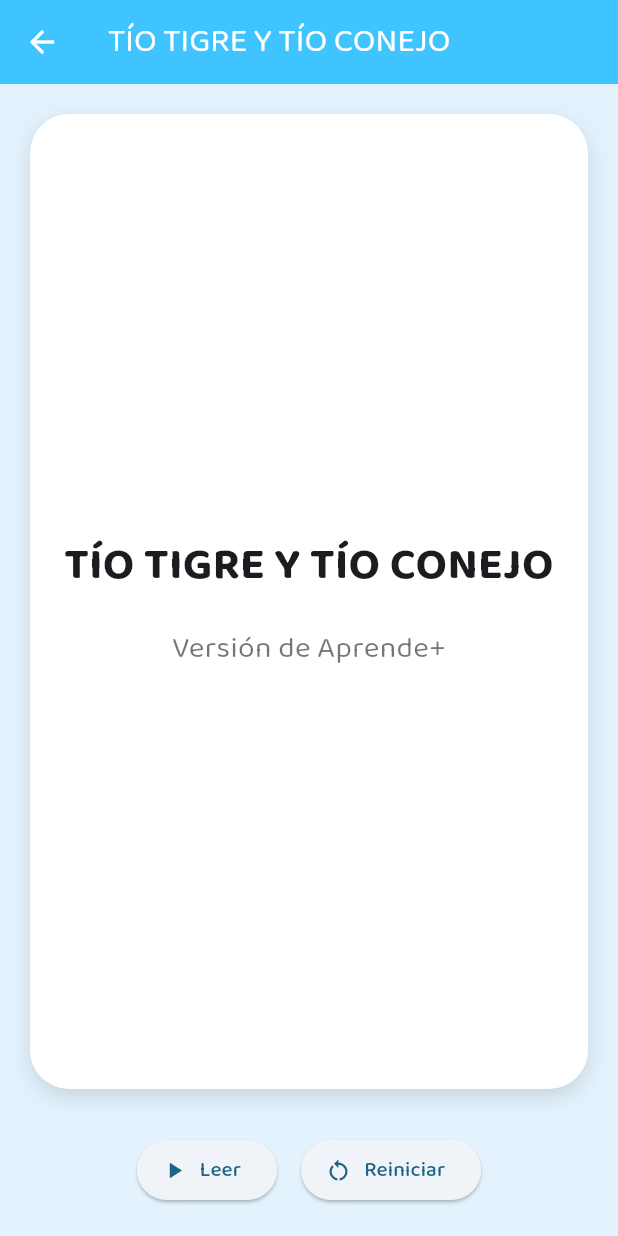
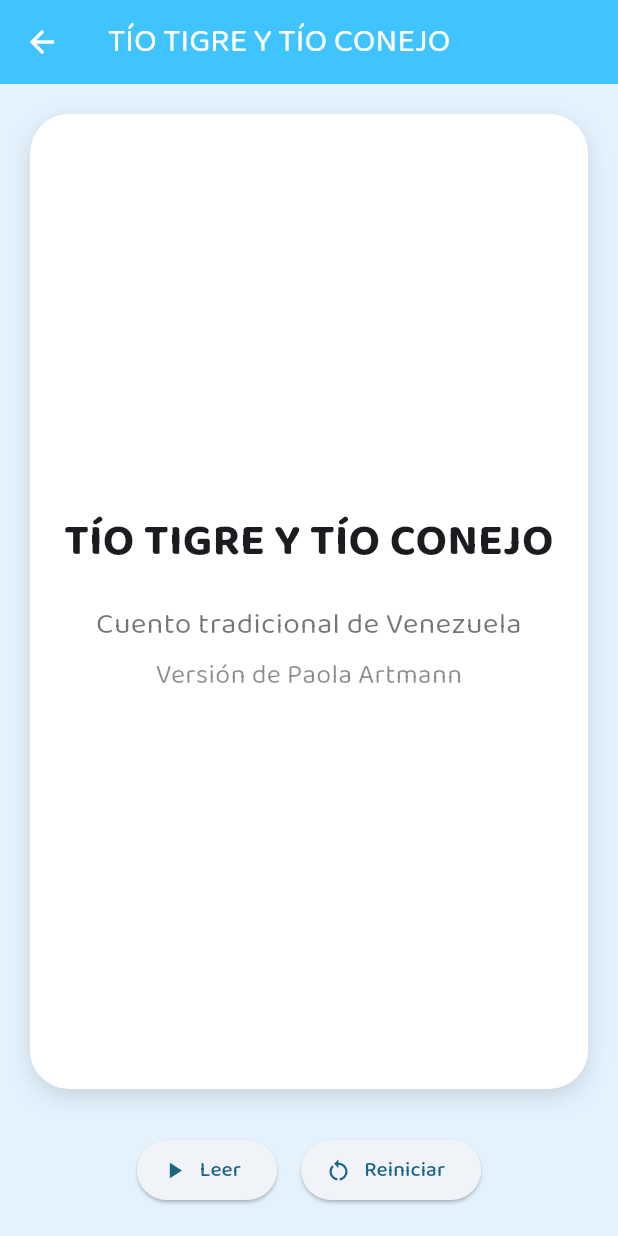
Before and after one commit to victor022002/-prende-, a Flutter app: the ActivityScreen screen opened directly with empty values, on a phone screen of 412 x 824 dp. Run offline on Flutter 3.47's test engine with Material 3 defaults, Android fonts, the phone set to English and light mode, and no system bars; our stand-ins replace audioplayers, cloud_firestore, firebase_auth, firebase_core, flutter_tts, google_fonts and 2 more; accounts and stored records are empty.

Commit message:
Update activity_screen.dart

```diff
--- a/lib/screens/activity_screen.dart
+++ b/lib/screens/activity_screen.dart
@@ -41,6 +41,8 @@
 
   late String _audioAssetPath;
   late String _storyTitle;
+  late String _storyAuthor;
+  late String _storyVersion;
 
   late List<List<String>> _pages;
   late List<List<List<String>>> _pageWords;
@@ -102,6 +104,8 @@
   void _loadTioTigre() {
     _storyTitle = "TÍO TIGRE Y TÍO CONEJO";
     _audioAssetPath = 'audio/Tio_tigre_tio_conejo.mp3';
+    _storyAuthor = "Cuento tradicional de Venezuela";
+    _storyVersion = "Versión de Paola Artmann";
 
     _pages = [
       [],
@@ -193,10 +197,13 @@
     ];
   }
 
+
   // ---------------- CUENTO 2: RATITA PRESUMIDA ----------------
   void _loadRatita() {
     _storyTitle = "LA RATITA PRESUMIDA";
     _audioAssetPath = 'audio/Ratita_presumida.mp3';
+    _storyAuthor = "Cuento folclorico español";
+    _storyVersion = "Versión de Paola Artmann";
 
     _pages = [
       [],
@@ -381,9 +388,14 @@
   }
 
   // ---------------- CUENTO 3: PRÍNCIPE RANA ----------------
-  void _loadPrincipeRana() {
+void _loadPrincipeRana() {
     _storyTitle = "EL PRÍNCIPE RANA";
     _audioAssetPath = 'audio/Príncipe_rana.mp3';
+    _storyAuthor = "Cuento de los Hermanos Grimm";
+    _storyVersion = "Versión de Paola Artmann";
+
+  // (y todo tu cuento queda igual… no se toca nada más)
+
 
     _pages = [
       [],
@@ -448,7 +460,7 @@
 
       // Página 3
       [
-        [51495, 82243],
+        [51495, 85000],
       ],
 
       // Página 4
@@ -872,16 +884,33 @@
               fontWeight: FontWeight.bold,
             ),
           ),
-          const SizedBox(height: 20),
-          const Text(
-            "Versión de Aprende+",
+
+          SizedBox(height: 20),
+
+          Text(
+            _storyAuthor,
             textAlign: TextAlign.center,
-            style: TextStyle(fontSize: 20, color: Colors.black54),
+            style: const TextStyle(
+              fontSize: 20,
+              color: Colors.black54,
+            ),
+          ),
+
+          SizedBox(height: 6),
+
+          Text(
+            _storyVersion,
+            textAlign: TextAlign.center,
+            style: const TextStyle(
+              fontSize: 18,
+              color: Colors.black45,
+            ),
           ),
         ],
       ),
     );
   }
+
 
   Widget _buildStoryPage(int pageIndex) {
     final paragraphs = _pages[pageIndex];
```
